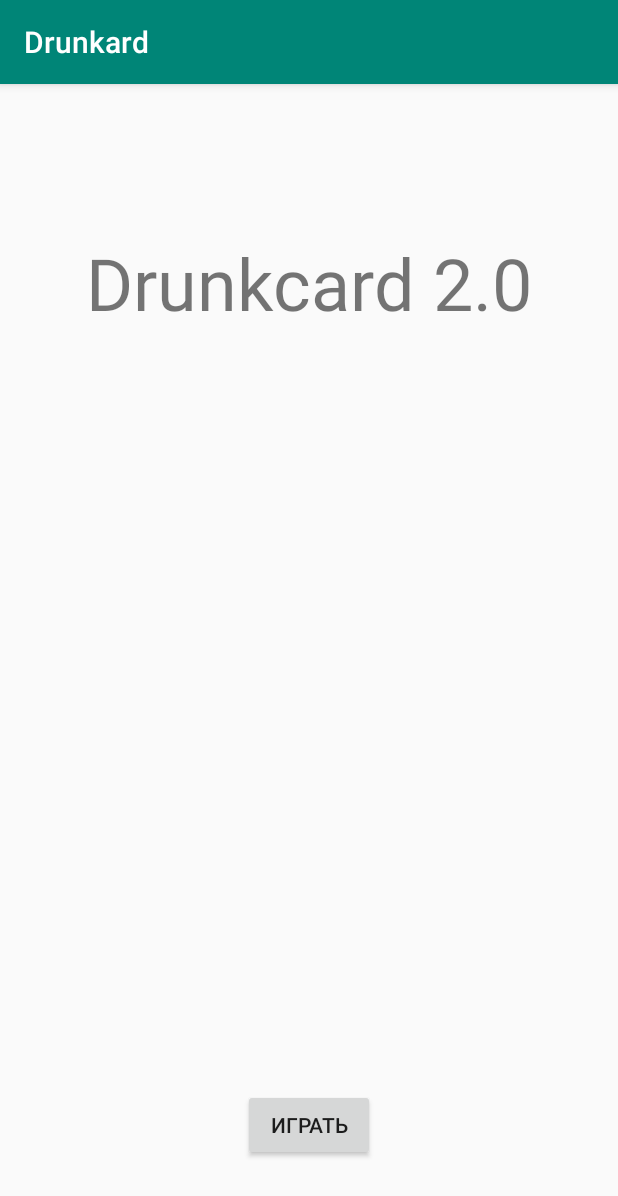
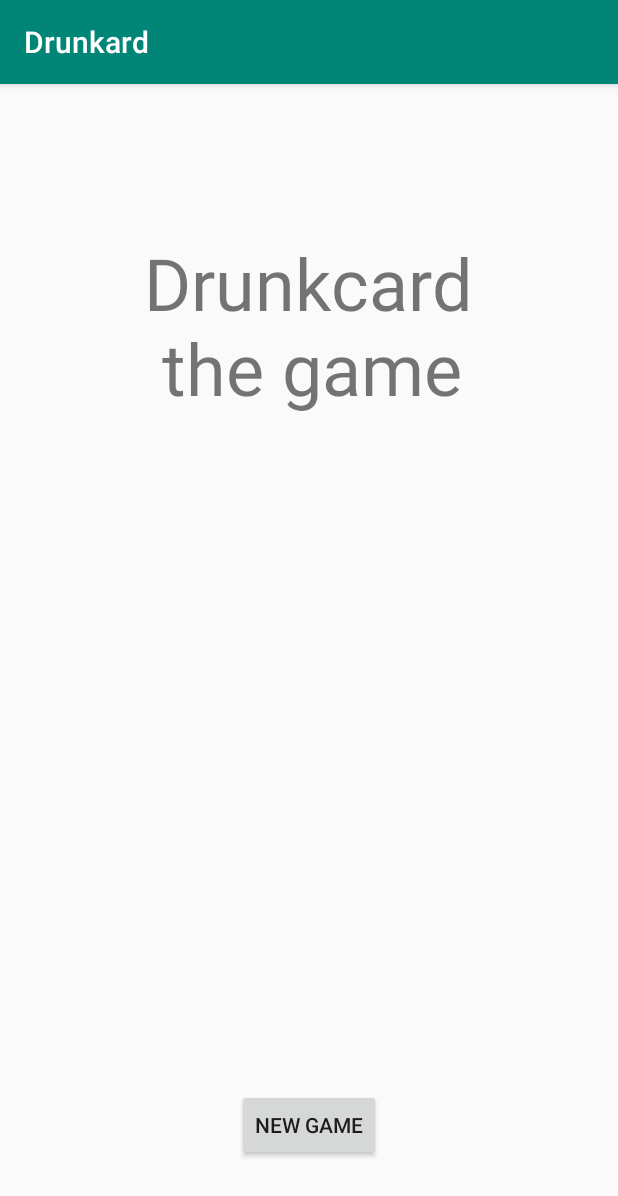
Before and after one commit to petralfrolov/Drunkard-the-game, an Android app: the screen it shows after launch (MainActivity), on a phone screen of 412 x 824 dp. Shown: the top 1196 px of the screen. Run offline under Robolectric (Android 15) with nearby library versions, the phone set to English and light mode, and no system bars.

Commit message:
English language

```diff
--- a/app/src/main/res/layout/activity_main.xml
+++ b/app/src/main/res/layout/activity_main.xml
@@ -10,7 +10,7 @@
         <RelativeLayout android:layout_width="match_parent"
                         android:layout_height="match_parent">
             <Button
-                    android:text="Играть"
+                    android:text="New game"
                     android:layout_width="wrap_content"
                     android:layout_height="wrap_content"
                     android:id="@+id/button"
@@ -20,7 +20,7 @@
                     android:onClick="move"
             />
             <TextView
-                    android:text="Drunkcard 2.0"
+                    android:text="Drunkcard\n the game"
                     android:layout_width="wrap_content"
                     android:layout_height="wrap_content"
                     android:id="@+id/textView"
--- a/app/src/main/res/layout/activity_third.xml
+++ b/app/src/main/res/layout/activity_third.xml
@@ -11,24 +11,20 @@
     <TextView android:layout_width="fill_parent"
               android:layout_height="wrap_content"
               android:layout_marginLeft="10dp"
-            android:text="Ваша колода: "
             android:textSize="25dp"
             android:id="@+id/yourDeck"/>
     <TextView android:layout_width="fill_parent"
               android:layout_height="wrap_content"
-              android:text="Ваша карта:"
               android:textSize="25dp"
               android:layout_marginLeft="10dp"
               android:id="@+id/yourCard"/>
     <TextView android:layout_width="fill_parent"
               android:layout_height="wrap_content"
-              android:text="Карта противника: "
               android:textSize="25dp"
               android:layout_marginLeft="10dp"
               android:id="@+id/enemyCard"/>
     <TextView android:layout_width="fill_parent"
               android:layout_height="wrap_content"
-              android:text="Колода противника: "
               android:textSize="25dp"
               android:layout_marginLeft="10dp"
               android:id="@+id/enemyDeck"/>
```
Also changed, not shown: app/src/main/java/com/example/drunkard/ThirdActivity.kt (+9 -7 lines), 2 other files.
